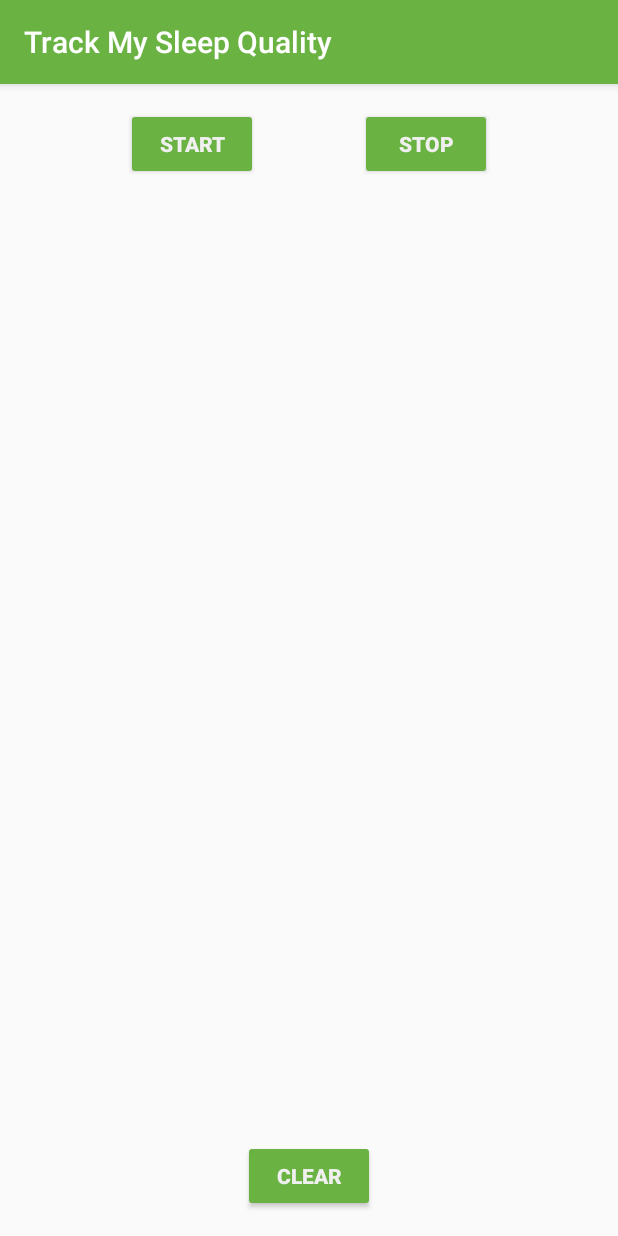
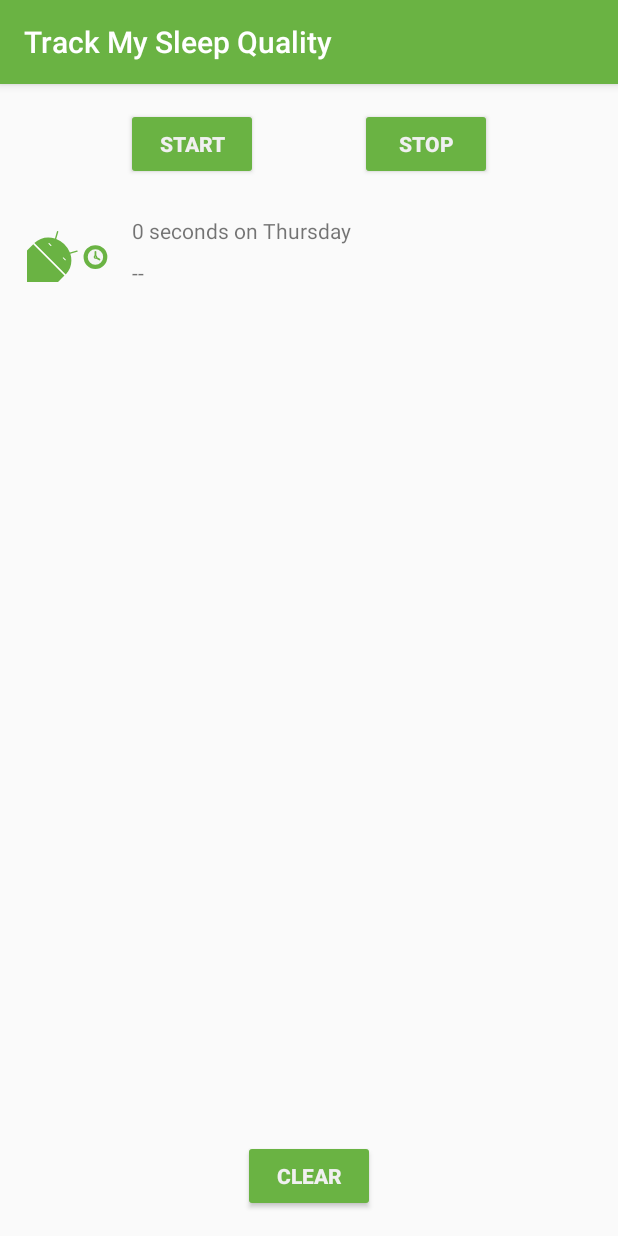
Before and after one commit to adr1anzarza/Android, an Android app: the screen it shows after launch (MainActivity), after a tap on "START", on a phone screen of 412 x 824 dp. Run offline under Robolectric (Android 15) with nearby library versions, the phone set to English and light mode, and no system bars; our stand-ins replace Room's generated code, data binding; Roboto replaces fonts that are not available here; 3 statements that could not run were skipped.

Commit message:
Refactor using data binding

```diff
--- /dev/null
+++ b/andfun-kotlin-sleep-tracker-with-recyclerview-starter-code/app/src/main/java/com/example/android/trackmysleepquality/database/SleepNightAdapter.kt
@@ -0,0 +1,64 @@
+package com.example.android.trackmysleepquality.database
+
+import android.view.LayoutInflater
+import android.view.ViewGroup
+import androidx.recyclerview.widget.DiffUtil
+import androidx.recyclerview.widget.ListAdapter
+import androidx.recyclerview.widget.RecyclerView
+import com.example.android.trackmysleepquality.R
+import com.example.android.trackmysleepquality.convertDurationToFormatted
+import com.example.android.trackmysleepquality.convertNumericQualityToString
+import com.example.android.trackmysleepquality.databinding.ListItemSleepNightBinding
+
+class SleepNightAdapter: ListAdapter<SleepNight, SleepNightAdapter.ViewHolder>(SleepNightDiffCallback()){
+
+    override fun onBindViewHolder(holder: ViewHolder, position: Int) {
+        val item = getItem(position)
+
+        holder.bind(item)
+    }
+
+
+    override fun onCreateViewHolder(parent: ViewGroup, viewType: Int): ViewHolder {
+        return ViewHolder.from(parent)
+    }
+
+
+    class ViewHolder private constructor(val binding: ListItemSleepNightBinding) : RecyclerView.ViewHolder(binding.root){
+
+        fun bind(item: SleepNight) {
+
+            binding.sleepLength.text = convertDurationToFormatted(item.startTimeMilli, item.endTimeMilli, itemView.context.resources)
+            binding.qualityString.text = convertNumericQualityToString(item.sleepQuality, itemView.context.resources)
+            binding.qualityImage.setImageResource(when (item.sleepQuality) {
+                0 -> R.drawable.ic_sleep_0
+                1 -> R.drawable.ic_sleep_1
+                2 -> R.drawable.ic_sleep_2
+                3 -> R.drawable.ic_sleep_3
+                4 -> R.drawable.ic_sleep_4
+                5 -> R.drawable.ic_sleep_5
+                else -> R.drawable.ic_sleep_active
+            })
+        }
+
+        companion object {
+            fun from(parent: ViewGroup): ViewHolder {
+                val layoutInflater = LayoutInflater.from(parent.context)
+                val binding = ListItemSleepNightBinding.inflate(layoutInflater, parent, false)
+                return ViewHolder(binding)
+            }
+        }
+    }
+
+    class SleepNightDiffCallback : DiffUtil.ItemCallback<SleepNight>() {
+
+        override fun areItemsTheSame(oldItem: SleepNight, newItem: SleepNight): Boolean {
+            return oldItem.nightId == newItem.nightId
+        }
+
+        override fun areContentsTheSame(oldItem: SleepNight, newItem: SleepNight): Boolean {
+            return oldItem == newItem
+        }
+    }
+
+}
--- a/andfun-kotlin-sleep-tracker-with-recyclerview-starter-code/app/src/main/java/com/example/android/trackmysleepquality/sleeptracker/SleepTrackerFragment.kt
+++ b/andfun-kotlin-sleep-tracker-with-recyclerview-starter-code/app/src/main/java/com/example/android/trackmysleepquality/sleeptracker/SleepTrackerFragment.kt
@@ -27,6 +27,7 @@ import androidx.lifecycle.ViewModelProviders
 import androidx.navigation.fragment.findNavController
 import com.example.android.trackmysleepquality.R
 import com.example.android.trackmysleepquality.database.SleepDatabase
+import com.example.android.trackmysleepquality.database.SleepNightAdapter
 import com.example.android.trackmysleepquality.databinding.FragmentSleepTrackerBinding
 import com.google.android.material.snackbar.Snackbar
 
@@ -59,9 +60,13 @@ class SleepTrackerFragment : Fragment() {
                 ViewModelProviders.of(
                         this, viewModelFactory).get(SleepTrackerViewModel::class.java)
 
+        val adapter = SleepNightAdapter()
+
         binding.sleepTrackerViewModel = sleepTrackerViewModel
 
         binding.setLifecycleOwner(this)
+
+        binding.sleepList.adapter = adapter
 
         // Add an Observer on the state variable for showing a Snackbar message
         // when the CLEAR button is pressed.
@@ -97,6 +102,13 @@ class SleepTrackerFragment : Fragment() {
             }
         })
 
+        sleepTrackerViewModel.nights.observe(viewLifecycleOwner, Observer {sleepNightList->
+            sleepNightList?.let {
+                adapter.submitList(it)
+            }
+
+        })
+
         return binding.root
     }
 }
--- a/andfun-kotlin-sleep-tracker-with-recyclerview-starter-code/app/src/main/res/layout/fragment_sleep_tracker.xml
+++ b/andfun-kotlin-sleep-tracker-with-recyclerview-starter-code/app/src/main/res/layout/fragment_sleep_tracker.xml
@@ -39,28 +39,15 @@
              better and more efficient way to do this, and you will learn about
              RecyclerView in a later lesson. -->
 
-        <ScrollView
-            android:layout_width="match_parent"
+        <androidx.recyclerview.widget.RecyclerView
+            android:id="@+id/sleep_list"
+            android:layout_width="0dp"
             android:layout_height="0dp"
             app:layout_constraintBottom_toTopOf="@+id/clear_button"
             app:layout_constraintEnd_toEndOf="parent"
-            app:layout_constraintRight_toRightOf="parent"
             app:layout_constraintStart_toStartOf="parent"
-            app:layout_constraintTop_toBottomOf="@+id/stop_button">
-
-            <!-- In the TextView, we can access the nightsString LiveData,
-                 which keeps it displayed and updated in the TextView
-                 whenever it changes. -->
-
-            <TextView
-                android:id="@+id/textview"
-                android:layout_width="match_parent"
-                android:layout_height="wrap_content"
-                android:layout_marginStart="@dimen/margin"
-                android:layout_marginTop="@dimen/margin"
-                android:layout_marginEnd="@dimen/margin"
-                android:text="@{sleepTrackerViewModel.nightsString}" />
-        </ScrollView>
+            app:layout_constraintTop_toBottomOf="@+id/stop_button"
+            app:layoutManager="androidx.recyclerview.widget.LinearLayoutManager"/>
 
         <!-- With data binding and LiveData, we can track the buttons' visibility states
              from the ViewModel. The click handler is in the ViewModel as well, and
--- a/andfun-kotlin-sleep-tracker-with-recyclerview-starter-code/app/src/main/res/layout/list_item_sleep_night.xml
+++ b/andfun-kotlin-sleep-tracker-with-recyclerview-starter-code/app/src/main/res/layout/list_item_sleep_night.xml
@@ -1,7 +1,52 @@
 <?xml version="1.0" encoding="utf-8"?>
-<androidx.constraintlayout.widget.ConstraintLayout
-    xmlns:android="http://schemas.android.com/apk/res/android"
-    android:orientation="vertical"
-    android:layout_width="match_parent"
-    android:layout_height="wrap_content">
-</androidx.constraintlayout.widget.ConstraintLayout>
+<layout xmlns:android="http://schemas.android.com/apk/res/android"
+    xmlns:app="http://schemas.android.com/apk/res-auto"
+    xmlns:tools="http://schemas.android.com/tools">
+
+    <data>
+        <variable
+            name="sleep"
+            type="com.example.android.trackmysleepquality.database.SleepNight" />
+    </data>
+
+    <androidx.constraintlayout.widget.ConstraintLayout
+        android:orientation="vertical"
+        android:layout_width="match_parent"
+        android:layout_height="wrap_content">
+
+        <ImageView
+            android:id="@+id/quality_image"
+            android:layout_width="@dimen/icon_size"
+            android:layout_height="60dp"
+            android:layout_marginStart="16dp"
+            android:layout_marginTop="8dp"
+            android:layout_marginBottom="8dp"
+            app:layout_constraintBottom_toBottomOf="parent"
+            app:layout_constraintStart_toStartOf="parent"
+            app:layout_constraintTop_toTopOf="parent"
+            tools:srcCompat="@drawable/ic_sleep_5" />
+
+        <TextView
+            android:id="@+id/quality_string"
+            android:layout_width="0dp"
+            android:layout_height="20dp"
+            android:layout_marginTop="8dp"
+            app:layout_constraintEnd_toEndOf="@+id/sleep_length"
+            app:layout_constraintStart_toStartOf="@+id/sleep_length"
+            app:layout_constraintTop_toBottomOf="@+id/sleep_length"
+            tools:text="Excellent!!!" />
+
+        <TextView
+            android:id="@+id/sleep_length"
+            android:layout_width="0dp"
+            android:layout_height="20dp"
+            android:layout_marginStart="8dp"
+            android:layout_marginTop="16dp"
+            android:layout_marginEnd="16dp"
+            app:layout_constraintEnd_toEndOf="parent"
+            app:layout_constraintHorizontal_bias="0.0"
+            app:layout_constraintStart_toEndOf="@+id/quality_image"
+            app:layout_constraintTop_toTopOf="@+id/quality_image"
+            tools:text="Wednesday" />
+    </androidx.constraintlayout.widget.ConstraintLayout>
+</layout>
```
